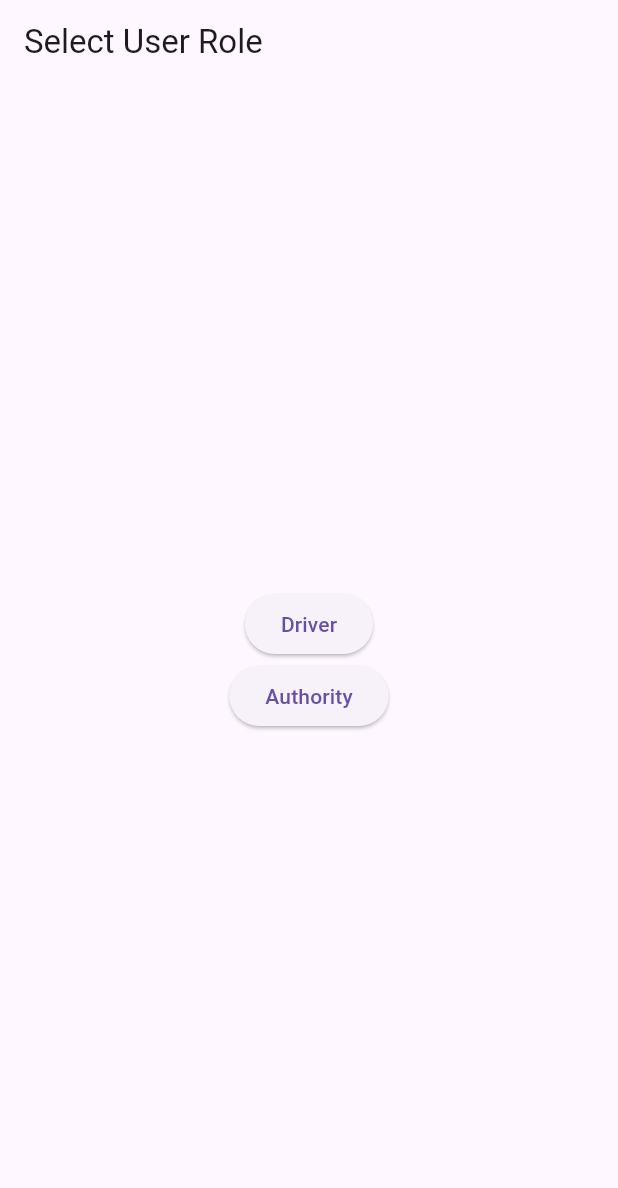
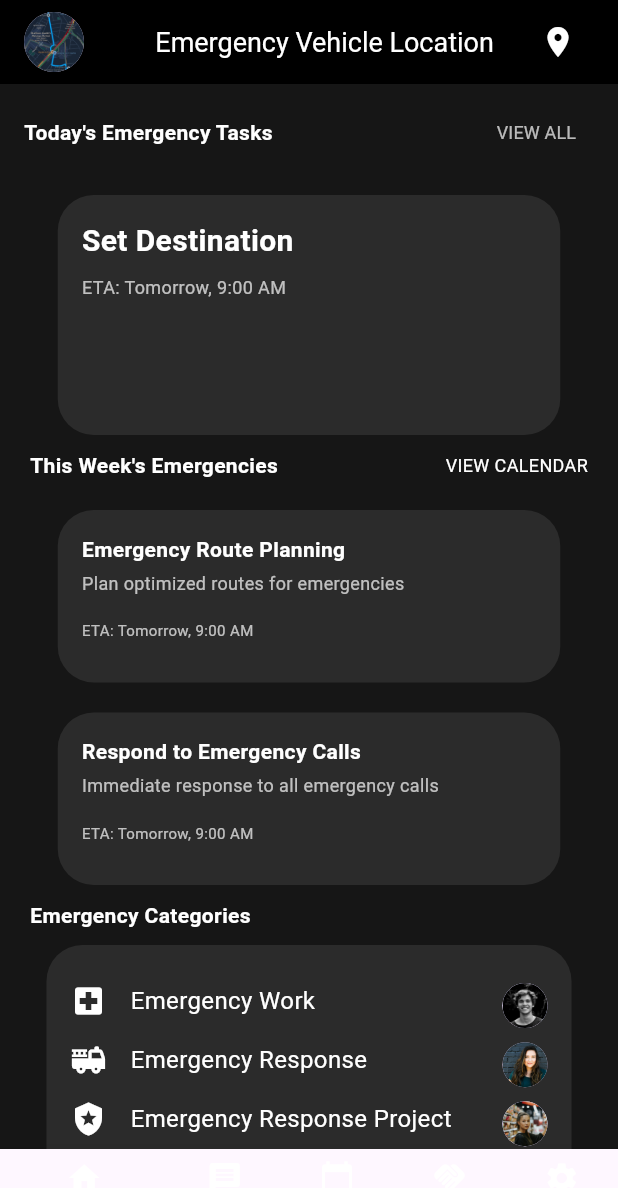
Before and after one commit to MoharTry/SIH24, a Flutter app: the screen it shows after launch, on a phone screen of 412 x 824 dp. Shown: the top 1188 px of the screen. Run offline on Flutter 3.47's test engine with Material 3 defaults, Android fonts, the phone set to English and light mode, and no system bars.

Commit message:
Created Homepage

```diff
--- a/lib/main.dart
+++ b/lib/main.dart
@@ -13,7 +13,7 @@ class MyApp extends StatelessWidget {
       theme: ThemeData(
         primarySwatch: Colors.blue,
       ),
-      home: HomeScreen(), // Entry point for variant selection
+      home: HomePage(), // Entry point for variant selection
     );
   }
 }
--- a/lib/screens/home_screen.dart
+++ b/lib/screens/home_screen.dart
@@ -1,39 +1,110 @@
 import 'package:flutter/material.dart';
-import 'driver_screen.dart';
-import 'authority_screen.dart';
+import 'package:trafficmanagement/screens/widgets/weeks_emergencies_card.dart';
+import 'widgets/header_widget.dart';
+import 'widgets/emergency_task_card.dart';
+import 'widgets/emergency_category_card.dart';
+import 'widgets/bottom_nav_bar.dart';
 
-class HomeScreen extends StatelessWidget {
+class HomePage extends StatelessWidget {
   @override
   Widget build(BuildContext context) {
     return Scaffold(
+      backgroundColor: Color(0xFF161616), // Set background color to black
       appBar: AppBar(
-        title: Text('Select User Role'),
+        backgroundColor: Colors.black,
+        title: HeaderWidget(),
       ),
-      body: Center(
+      body: SingleChildScrollView(
         child: Column(
-          mainAxisAlignment: MainAxisAlignment.center,
-          children: <Widget>[
-            ElevatedButton(
-              onPressed: () {
-                Navigator.push(
-                  context,
-                  MaterialPageRoute(builder: (context) => DriverScreen()),
-                );
-              },
-              child: Text('Driver'),
+          children: [
+            // Row for "Today's Emergency Tasks" and "VIEW ALL"
+            Padding(
+              padding: const EdgeInsets.symmetric(horizontal: 16.0, vertical: 8.0),
+              child: Row(
+                mainAxisAlignment: MainAxisAlignment.spaceBetween,
+                children: [
+                  const Text(
+                    "Today's Emergency Tasks",
+                    style: TextStyle(
+                      color: Colors.white,
+                      fontSize: 14,
+                      fontWeight: FontWeight.bold,
+                    ),
+                  ),
+                  TextButton(
+                    onPressed: () {
+                      // Handle "VIEW ALL" click
+                    },
+                    child: const Text(
+                      "VIEW ALL",
+                      style: TextStyle(
+                        color: Colors.white70,
+                        fontSize: 12,
+                        fontWeight: FontWeight.normal,
+                      ),
+                    ),
+                  ),
+                ],
+              ),
             ),
-            ElevatedButton(
-              onPressed: () {
-                Navigator.push(
-                  context,
-                  MaterialPageRoute(builder: (context) => AuthorityScreen()),
-                );
-              },
-              child: Text('Authority'),
+            EmergencyTaskCard(taskTitle: 'Set Destination', eta: 'Tomorrow, 9:00 AM'),
+        //Row for "This Week's Emergencies" and "VIEW CALENDAR"
+            const Padding(
+              padding: EdgeInsets.symmetric(horizontal: 20),
+              child: Row(
+                mainAxisAlignment: MainAxisAlignment.spaceBetween,
+                children: [
+                  Text(
+                    "This Week's Emergencies",
+                    style: TextStyle(
+                      color: Colors.white,
+                      fontSize: 14,
+                      fontWeight: FontWeight.bold,
+                    ),
+                  ),
+                  Text(
+                    "VIEW CALENDAR",
+                    style: TextStyle(
+                      color: Colors.white,
+                      fontSize: 12,
+                    ),
+                  ),
+                ],
+              ),
             ),
+            const SizedBox(height: 10),
+            WeeksEmergencyTaskCard(
+                taskTitle: 'Emergency Route Planning',
+                subtitle: 'Plan optimized routes for emergencies',
+                eta: 'Tomorrow, 9:00 AM'),
+            WeeksEmergencyTaskCard(
+                taskTitle: 'Respond to Emergency Calls',
+                subtitle: 'Immediate response to all emergency calls',
+                eta: 'Tomorrow, 9:00 AM'),
+            const Padding(
+              padding: EdgeInsets.symmetric(horizontal: 20),
+              child: Row(
+                mainAxisAlignment: MainAxisAlignment.spaceBetween,
+                children: [
+                  Text(
+                    "Emergency Categories",
+                    style: TextStyle(
+                      color: Colors.white,
+                      fontSize: 14,
+                      fontWeight: FontWeight.bold,
+                    ),
+                  ),
+                ],
+              ),
+            ),
+            EmergencyCategoryCard(categoryTitle: 'Emergency Work', personImages: [
+              'assets/images/person1.png',
+              'assets/images/person2.png'
+            ]),
           ],
         ),
       ),
+      bottomNavigationBar: BottomNavBar(),
     );
   }
 }
--- /dev/null
+++ b/lib/screens/widgets/bottom_nav_bar.dart
@@ -0,0 +1,42 @@
+import 'package:flutter/material.dart';
+
+class BottomNavBar extends StatelessWidget {
+  @override
+  Widget build(BuildContext context) {
+    return Container(
+      color: Color(0xFF2B2B2B), // Set the background color of the navbar
+      child: BottomNavigationBar(
+        backgroundColor: Colors.transparent, // Make background transparent
+        items: const [
+          BottomNavigationBarItem(
+            icon: Icon(Icons.home, color: Colors.white),
+            label: 'Home',
+          ),
+          BottomNavigationBarItem(
+            icon: Icon(Icons.message, color: Colors.white),
+            label: 'Messages',
+          ),
+          BottomNavigationBarItem(
+            icon: Icon(Icons.calendar_today, color: Colors.white),
+            label: 'Calendar',
+          ),
+          BottomNavigationBarItem(
+            icon: Icon(Icons.handshake, color: Colors.white),
+            label: 'Handshake',
+          ),
+          BottomNavigationBarItem(
+            icon: Icon(Icons.settings, color: Colors.white),
+            label: 'Settings',
+          ),
+        ],
+        currentIndex: 0, // Set the currently selected index
+        selectedItemColor: Colors.white, // Color of the selected item
+        unselectedItemColor: Colors.white70, // Color of unselected items
+        showUnselectedLabels: true, // Show labels for unselected items
+        onTap: (index) {
+          // Handle tap events here
+        },
+      ),
+    );
+  }
+}
--- /dev/null
+++ b/lib/screens/widgets/emergency_category_card.dart
@@ -0,0 +1,75 @@
+import 'package:flutter/material.dart';
+
+class EmergencyCategoryCard extends StatelessWidget {
+  final String categoryTitle;
+  final List<String> personImages;
+
+  EmergencyCategoryCard({required this.categoryTitle, required this.personImages});
+
+  @override
+  Widget build(BuildContext context) {
+    return Container(
+      width: 350, // Width of the card
+      height: 215, // Height of the card
+      margin: EdgeInsets.symmetric(vertical: 10, horizontal: 20), // Spacing around the card
+      decoration: BoxDecoration(
+        color: Color(0xFF2B2B2B), // Light grey background color
+        borderRadius: BorderRadius.circular(24), // Rounded corners
+      ),
+      child: Padding(
+        padding: const EdgeInsets.all(16.0),
+        child: Column(
+          crossAxisAlignment: CrossAxisAlignment.start,
+          children: [
+            Expanded(
+              child: Column(
+                mainAxisAlignment: MainAxisAlignment.spaceEvenly,
+                children: [
+                  categoryRow("Emergency Work", Icons.local_hospital,['assets/images/person1.jpg', 'assets/images/person2.jpg']),
+                  categoryRow("Emergency Response", Icons.fire_truck,['assets/images/person1.jpg']),
+                  categoryRow("Emergency Response Project", Icons.local_police, ['assets/images/person1.jpg','assets/images/person3.jpg']),
+                  categoryRow("Emergency Response Coordination", Icons.volunteer_activism, ['assets/images/person1.jpg']),
+                ],
+              ),
+            ),
+          ],
+        ),
+      ),
+    );
+  }
+
+  Widget categoryRow(String categoryName, IconData iconData, List<String> images) {
+    return Row(
+      crossAxisAlignment: CrossAxisAlignment.start,
+      children: [
+        Icon(
+          iconData,
+          color: Colors.white,
+        ),
+        const SizedBox(width: 16),
+        Expanded(
+          child: Text(
+            categoryName,
+            style: const TextStyle(
+              color: Colors.white,
+              fontSize: 16,
+            ),
+          ),
+        ),
+        // Display the images in a horizontal row
+        Stack(
+          alignment: Alignment.centerRight, // Align to the right
+          children: images.map((imagePath) {
+            return Padding(
+              padding: const EdgeInsets.only(left: 8.0), // Spacing between avatars
+              child: CircleAvatar(
+                backgroundImage: AssetImage(imagePath),
+                radius: 15, // Adjust the size as needed
+              ),
+            );
+          }).toList(),
+        ),
+      ],
+    );
+  }
+}
--- /dev/null
+++ b/lib/screens/widgets/emergency_task_card.dart
@@ -0,0 +1,46 @@
+import 'package:flutter/material.dart';
+
+class EmergencyTaskCard extends StatelessWidget {
+  final String taskTitle;
+  final String eta;
+
+  EmergencyTaskCard({required this.taskTitle, required this.eta});
+
+  @override
+  Widget build(BuildContext context) {
+    return Container(
+      width: 335, // Width of the card
+      height: 160, // Height of the card
+      margin: EdgeInsets.symmetric(vertical: 10, horizontal: 20), // Spacing around the card
+      decoration: BoxDecoration(
+        color: Color(0xFF2B2B2B), // Exact color tone for the background
+        borderRadius: BorderRadius.circular(24), // Rounded corners
+      ),
+      child: Padding(
+        padding: const EdgeInsets.all(16.0),
+        child: Column(
+          crossAxisAlignment: CrossAxisAlignment.start,
+          children: [
+            Text(
+              taskTitle,
+              style: const TextStyle(
+                color: Colors.white,
+                fontSize: 20,
+                fontWeight: FontWeight.bold,
+              ),
+            ),
+            const SizedBox(height:8),
+            Text(
+              "ETA: $eta",
+              style: const TextStyle(
+                color: Colors.white70,
+                fontSize: 12,
+              ),
+            ),
+            // Additional content can be added here, e.g., search field or buttons
+          ],
+        ),
+      ),
+    );
+  }
+}
--- /dev/null
+++ b/lib/screens/widgets/header_widget.dart
@@ -0,0 +1,34 @@
+import 'package:flutter/material.dart';
+
+class HeaderWidget extends StatelessWidget {
+  @override
+  Widget build(BuildContext context) {
+    return Row(
+      mainAxisAlignment: MainAxisAlignment.spaceBetween,
+      children: [
+        const CircleAvatar(
+          backgroundImage: AssetImage('assets/images/static_map.jpg'),
+          radius: 20,
+        ),
+        const SizedBox(width: 10),
+        const Text(
+            'Emergency Vehicle Location',
+            style: TextStyle(
+                color: Colors.white,
+                fontSize: 18,
+                fontWeight: FontWeight.normal,
+            ),
+        ),
+        IconButton(
+          onPressed: () {
+            // Define location button click behavior
+          },
+          icon: const Icon(
+            Icons.location_on,
+            color: Colors.white,
+          ),
+        ),
+      ],
+    );
+  }
+}
--- /dev/null
+++ b/lib/screens/widgets/weeks_emergencies_card.dart
@@ -0,0 +1,56 @@
+import 'package:flutter/material.dart';
+
+class WeeksEmergencyTaskCard extends StatelessWidget {
+  final String taskTitle;
+  final String eta;
+  final String subtitle;
+
+  WeeksEmergencyTaskCard({required this.taskTitle, required this.eta, required this.subtitle});
+
+  @override
+  Widget build(BuildContext context) {
+    return Container(
+      width: 335, // Width of the card
+      height: 115, // Height of the card
+      margin: EdgeInsets.symmetric(vertical: 10, horizontal: 20), // Spacing around the card
+      decoration: BoxDecoration(
+        color: Color(0xFF2B2B2B), // Light grey background color
+        borderRadius: BorderRadius.circular(24), // Rounded corners
+      ),
+      child: Padding(
+        padding: const EdgeInsets.all(16.0),
+        child: Column(
+          crossAxisAlignment: CrossAxisAlignment.start,
+          children: [
+            Text(
+              taskTitle,
+              style: TextStyle(
+                color: Colors.white,
+                fontSize: 14,
+                fontWeight: FontWeight.bold,
+              ),
+            ),
+            SizedBox(height: 4), // Space between title and subtitle
+            Text(
+              subtitle,
+              style: TextStyle(
+                color: Colors.white70,
+                fontSize: 12,
+                fontWeight: FontWeight.normal,
+              ),
+            ),
+            SizedBox(height: 16),
+            Text(
+              "ETA: $eta",
+              style: TextStyle(
+                color: Colors.white70,
+                fontSize: 10,
+              ),
+            ),
+            // Additional content can be added here, e.g., search field or buttons
+          ],
+        ),
+      ),
+    );
+  }
+}
--- a/pubspec.yaml
+++ b/pubspec.yaml
@@ -61,6 +61,9 @@ flutter:
   # To add assets to your application, add an assets section, like this:
   assets:
      - assets/images/static_map.jpg
+     - assets/images/person1.jpg
+     - assets/images/person2.jpg
+     - assets/images/person3.jpg
   #   - images/a_dot_ham.jpeg
 
   # An image asset can refer to one or more resolution-specific "variants", see
```
Also changed, not shown: assets/images/person1.jpg (added), assets/images/person2.jpg (added), assets/images/person3.jpg (added), pages/Authority_screen.jpg (deleted), pages/Driver_screen.jpg (deleted), 3 other files.
